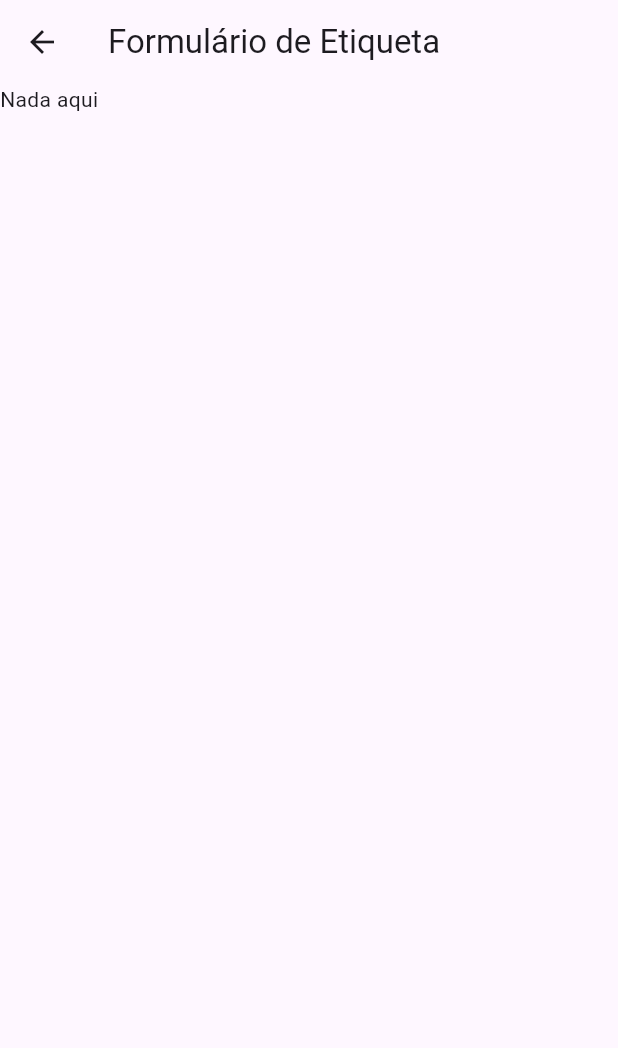
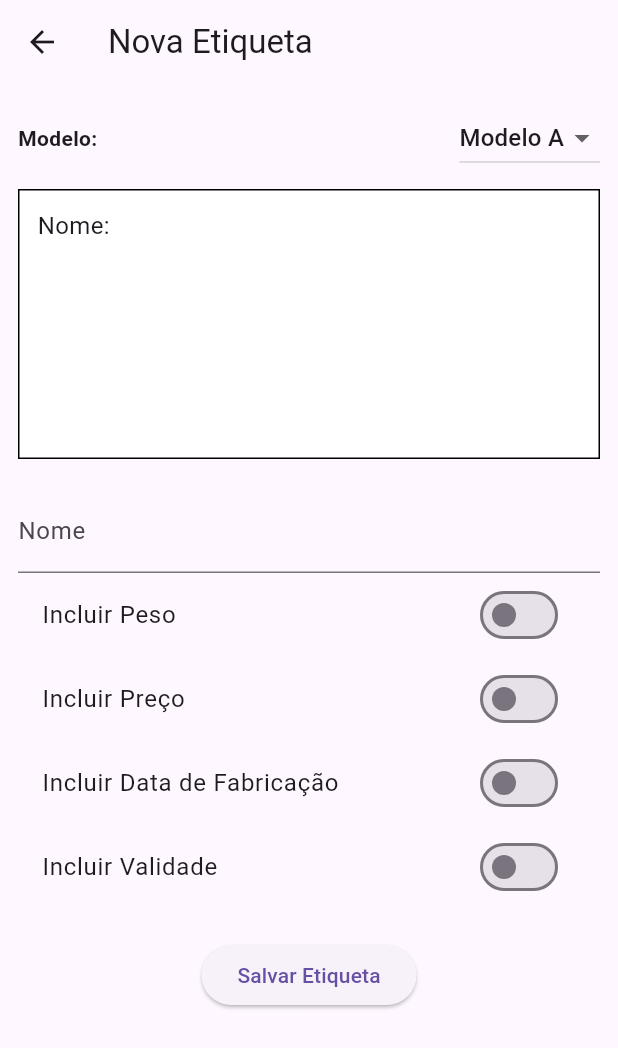
Before and after one commit to oJaciel/Label-Craft, a Flutter app: the LabelFormPage screen opened by its route, on a phone screen of 412 x 824 dp. Shown: the top 1048 px of the screen. Run offline on Flutter 3.47's test engine with Material 3 defaults, Android fonts, the light colour scheme and no system bars.

Commit message:
Tela LabelList
Criada uma tela para controlar o CRUD das etiquetas.

Cadastrada rota e drawer para a nova tela.

Modificação no botão, para ser padronizado na aplicação.

Modificada a navegação da aplicação.

```diff
--- a/lib/main.dart
+++ b/lib/main.dart
@@ -1,6 +1,7 @@
 import 'package:flutter/material.dart';
 import 'package:label_craft/pages/home_page.dart';
 import 'package:label_craft/pages/label_form_page.dart';
+import 'package:label_craft/pages/label_list_page.dart';
 import 'package:label_craft/utils/app_routes.dart';
 
 void main() {
@@ -17,6 +18,7 @@ class MyApp extends StatelessWidget {
       debugShowCheckedModeBanner: false,
       routes: {
         AppRoutes.HOME: (ctx) => HomePage(),
+        AppRoutes.LABEL_LIST: (ctx) => LabelListPage(),
         AppRoutes.LABEL_FORM: (ctx) => LabelFormPage(),
       }
 
--- a/lib/pages/home_page.dart
+++ b/lib/pages/home_page.dart
@@ -1,7 +1,7 @@
 import 'package:flutter/material.dart';
+import 'package:label_craft/components/app_button.dart';
 import 'package:label_craft/components/app_drawer.dart';
 import 'package:label_craft/components/label_grid.dart';
-import 'package:label_craft/components/new_label_button.dart';
 import 'package:label_craft/utils/app_routes.dart';
 
 class HomePage extends StatelessWidget {
@@ -16,7 +16,7 @@ class HomePage extends StatelessWidget {
         padding: const EdgeInsets.all(8.0),
         child: Column(
           children: [
-            NewLabelButton('Adicionar nova etiqueta', AppRoutes.LABEL_FORM),
+            AppButton('Gerenciar Etiquetas', AppRoutes.LABEL_LIST, Icon(Icons.create)),
             SizedBox(height: 10),
             Expanded(child: LabelGrid()),
           ],
--- a/lib/pages/label_form_page.dart
+++ b/lib/pages/label_form_page.dart
@@ -1,15 +1,153 @@
 import 'package:flutter/material.dart';
+import 'package:label_craft/models/label.dart';
 
-class LabelFormPage extends StatelessWidget {
+class LabelFormPage extends StatefulWidget {
   const LabelFormPage({super.key});
 
   @override
+  State<LabelFormPage> createState() => _LabelFormPageState();
+}
+
+class _LabelFormPageState extends State<LabelFormPage> {
+  final _formKey = GlobalKey<FormState>();
+
+  // Dados do formulário
+  String _name = '';
+  String? _weight;
+  String? _price;
+  bool _hasWeight = false;
+  bool _hasPrice = false;
+  bool _hasFab = false;
+  bool _hasExpDate = false;
+
+  // Modelos disponíveis
+  final List<String> _labelModels = ['Modelo A', 'Modelo B']; // futuro: modelos reais
+  String _selectedModel = 'Modelo A';
+
+  @override
   Widget build(BuildContext context) {
+    final labelPreview = Label(
+      id: 'preview',
+      name: _name,
+      hasWeight: _hasWeight,
+      weight: _weight,
+      hasPrice: _hasPrice,
+      price: _price,
+      hasFab: _hasFab,
+      hasExpDate: _hasExpDate,
+    );
+
     return Scaffold(
-      appBar: AppBar(
-        title: Text('Formulário de Etiqueta'),
+      appBar: AppBar(title: Text('Nova Etiqueta')),
+      body: SingleChildScrollView(
+        padding: const EdgeInsets.all(12),
+        child: Column(
+          children: [
+            // Dropdown de modelo
+            Row(
+              mainAxisAlignment: MainAxisAlignment.spaceBetween,
+              children: [
+                Text('Modelo:', style: TextStyle(fontWeight: FontWeight.bold)),
+                DropdownButton<String>(
+                  value: _selectedModel,
+                  onChanged: (value) {
+                    if (value != null) {
+                      setState(() => _selectedModel = value);
+                    }
+                  },
+                  items: _labelModels.map((model) {
+                    return DropdownMenuItem<String>(
+                      value: model,
+                      child: Text(model),
+                    );
+                  }).toList(),
+                ),
+              ],
+            ),
+
+            SizedBox(height: 10),
+
+            // Visualização da etiqueta
+            Container(
+              width: double.infinity,
+              height: 180,
+              decoration: BoxDecoration(
+                border: Border.all(color: Colors.black),
+                color: Colors.white,
+              ),
+              padding: const EdgeInsets.all(12),
+              child: _buildLabelPreview(labelPreview),
+            ),
+
+            const SizedBox(height: 20),
+
+            // Formulário
+            Form(
+              key: _formKey,
+              child: Column(
+                children: [
+                  TextFormField(
+                    decoration: InputDecoration(labelText: 'Nome'),
+                    onChanged: (val) => setState(() => _name = val),
+                  ),
+                  SwitchListTile(
+                    title: Text('Incluir Peso'),
+                    value: _hasWeight,
+                    onChanged: (val) => setState(() => _hasWeight = val),
+                  ),
+                  if (_hasWeight)
+                    TextFormField(
+                      decoration: InputDecoration(labelText: 'Peso'),
+                      onChanged: (val) => setState(() => _weight = val),
+                    ),
+                  SwitchListTile(
+                    title: Text('Incluir Preço'),
+                    value: _hasPrice,
+                    onChanged: (val) => setState(() => _hasPrice = val),
+                  ),
+                  if (_hasPrice)
+                    TextFormField(
+                      decoration: InputDecoration(labelText: 'Preço'),
+                      onChanged: (val) => setState(() => _price = val),
+                    ),
+                  SwitchListTile(
+                    title: Text('Incluir Data de Fabricação'),
+                    value: _hasFab,
+                    onChanged: (val) => setState(() => _hasFab = val),
+                  ),
+                  SwitchListTile(
+                    title: Text('Incluir Validade'),
+                    value: _hasExpDate,
+                    onChanged: (val) => setState(() => _hasExpDate = val),
+                  ),
+                  SizedBox(height: 20),
+                  ElevatedButton(
+                    onPressed: () {
+                      if (_formKey.currentState!.validate()) {
+                        // Salvar...
+                      }
+                    },
+                    child: Text('Salvar Etiqueta'),
+                  ),
+                ],
+              ),
+            ),
+          ],
+        ),
       ),
-      body: Text('Nada aqui'),
+    );
+  }
+
+  Widget _buildLabelPreview(Label label) {
+    return Column(
+      crossAxisAlignment: CrossAxisAlignment.start,
+      children: [
+        Text('Nome: ${label.name}', style: TextStyle(fontSize: 16)),
+        if (label.hasWeight) Text('Peso: ${label.weight ?? '____'}'),
+        if (label.hasPrice) Text('Preço: R\$ ${label.price ?? '____'}'),
+        if (label.hasFab) Text('Fab: __/__/2025'),
+        if (label.hasExpDate) Text('Val: 02 meses'),
+      ],
     );
   }
 }
--- a/lib/utils/app_routes.dart
+++ b/lib/utils/app_routes.dart
@@ -1,4 +1,5 @@
 class AppRoutes {
   static const HOME = '/';
+  static const LABEL_LIST = '/label-list';
   static const LABEL_FORM = '/label-form';
 }
```
Also changed, not shown: lib/components/app_button.dart (renamed from lib/components/new_label_button.dart, +5 -4 lines), lib/components/app_drawer.dart (+8 -0 lines), lib/pages/label_list_page.dart (added, +21 -0 lines).
